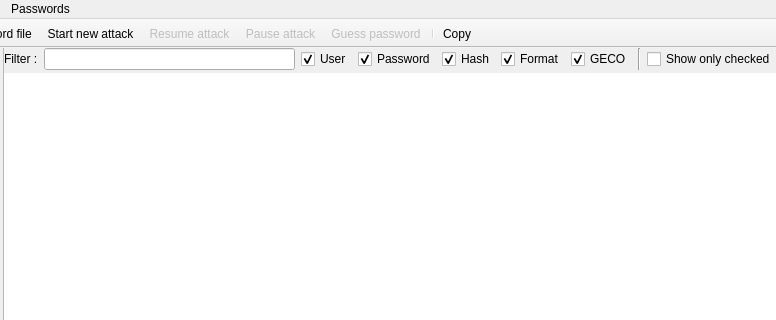
Above: forms/mainwindow.ui from openwall/johnny before the change; both pictures show x 82 to 858 and y 0 to 320 of the 858 by 655 pixel window. Below: the same form after it.
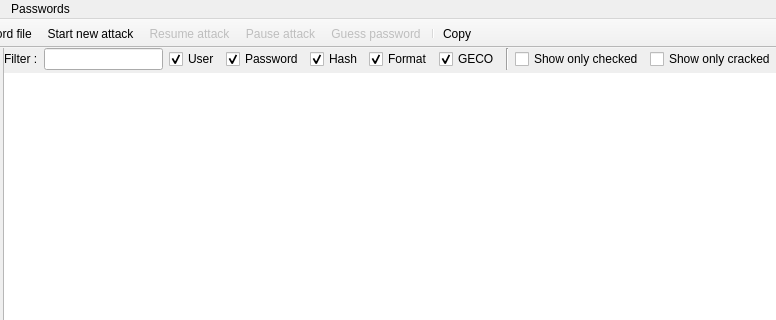
That is the form after the change. Icons and pictures are not drawn. Custom widgets are drawn as their Qt base class.

Commit message: Add feature show only cracked hashes in filter.

Patch:
```diff
--- a/forms/mainwindow.ui
+++ b/forms/mainwindow.ui
@@ -188,6 +188,13 @@
                 </property>
                </widget>
               </item>
+              <item>
+               <widget class="QCheckBox" name="checkBoxShowOnlyCrackedHashes">
+                <property name="text">
+                 <string>Show only cracked</string>
+                </property>
+               </widget>
+              </item>
              </layout>
             </widget>
            </item>
```
The commit also changes 5 other files.
